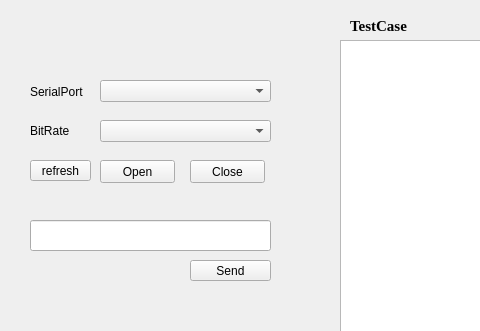
First picture: the form in AudioUI.ui, repository fangxian/TestTool, before the edit; both pictures show x 0 to 480 and y 0 to 331 of the 1092 by 766 pixel window.
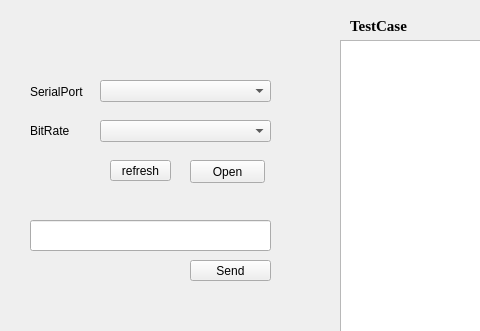
Second picture: the form after the edit.

Commit message: 完成部分功能和日志

Patch:
```diff
--- a/AudioUI.ui
+++ b/AudioUI.ui
@@ -46,19 +46,6 @@
     <widget class="QPushButton" name="SerialOpenBtn">
      <property name="geometry">
       <rect>
-       <x>80</x>
-       <y>120</y>
-       <width>75</width>
-       <height>23</height>
-      </rect>
-     </property>
-     <property name="text">
-      <string>Open</string>
-     </property>
-    </widget>
-    <widget class="QPushButton" name="SerialCloseBtn">
-     <property name="geometry">
-      <rect>
        <x>170</x>
        <y>120</y>
        <width>75</width>
@@ -66,7 +53,7 @@
       </rect>
      </property>
      <property name="text">
-      <string>Close</string>
+      <string>Open</string>
      </property>
     </widget>
     <widget class="QLabel" name="SerialPortLabel">
@@ -98,7 +85,7 @@
     <widget class="QPushButton" name="SerialRefreshBtn">
      <property name="geometry">
       <rect>
-       <x>10</x>
+       <x>90</x>
        <y>120</y>
        <width>61</width>
        <height>21</height>
```
The commit also changes 2 other files.
